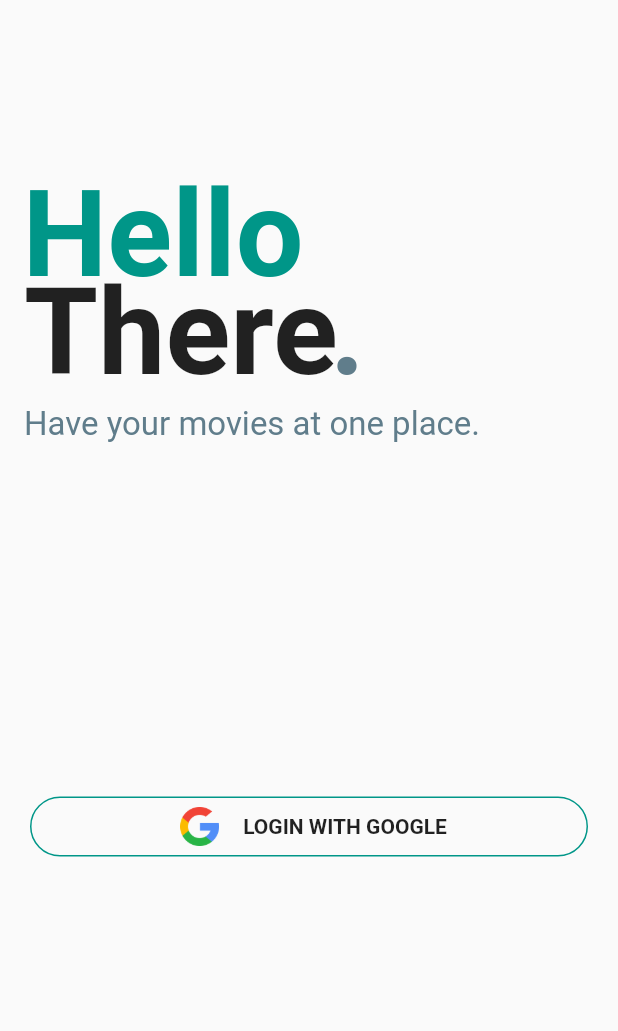
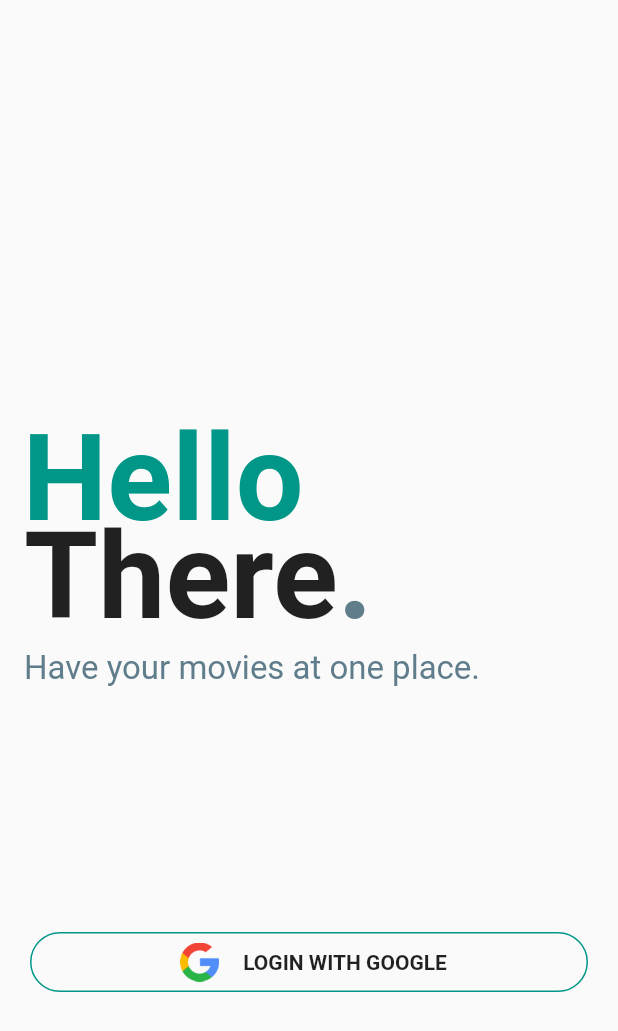
Before and after one commit to harshthakur066/Movie-list--app-task, a Flutter app: the screen it shows after launch, on a phone screen of 412 x 824 dp. Shown: the top 1031 px of the screen. Run offline on Flutter 3.47's test engine with Material 2 defaults, Android fonts, the light colour scheme and no system bars; our stand-ins replace after_layout, firebase_auth, firebase_core, google_sign_in, image_picker, sqflite; accounts and stored records are empty; Roboto replaces fonts that are missing (Montserrat).

Commit message:
added style to intro screen

```diff
--- a/lib/screens/intro_screen.dart
+++ b/lib/screens/intro_screen.dart
@@ -17,6 +17,7 @@ class _IntroScreenState extends State<IntroScreen> {
         resizeToAvoidBottomInset: false,
         body: Column(
           crossAxisAlignment: CrossAxisAlignment.start,
+          mainAxisAlignment: MainAxisAlignment.spaceEvenly,
           children: <Widget>[
             Container(
               child: Stack(
@@ -32,21 +33,22 @@ class _IntroScreenState extends State<IntroScreen> {
                   ),
                   Container(
                     padding: EdgeInsets.fromLTRB(16.0, 175.0, 0.0, 0.0),
-                    child: Text('There',
+                    child: Row(
+                      children: [
+                        Text('There',
                             style: TextStyle(
                               fontSize: 80.0,
                               fontWeight: FontWeight.bold,
                               // color: Theme.of(context).accentColor,
                             )),
-                  ),
-                  Container(
-                    padding: EdgeInsets.fromLTRB(220.0, 175.0, 0.0, 0.0),
-                    child: Text('.',
+                        Text('.',
                             style: TextStyle(
                               fontSize: 80.0,
                               fontWeight: FontWeight.bold,
                               color: Theme.of(context).accentColor,
                             )),
+                      ],
+                    ),
                   ),
                   Container(
                     padding: EdgeInsets.fromLTRB(16.0, 270.0, 0.0, 0.0),
@@ -61,7 +63,8 @@ class _IntroScreenState extends State<IntroScreen> {
               ),
             ),
             Container(
-                padding: EdgeInsets.only(top: 235.0, left: 20.0, right: 20.0),
+                padding:
+                    EdgeInsets.only(top: 0, left: 20.0, right: 20.0, bottom: 0),
                 child: Column(
                   children: <Widget>[
                     Container(
```
Lines whose indentation alone changed are shown as unchanged.
